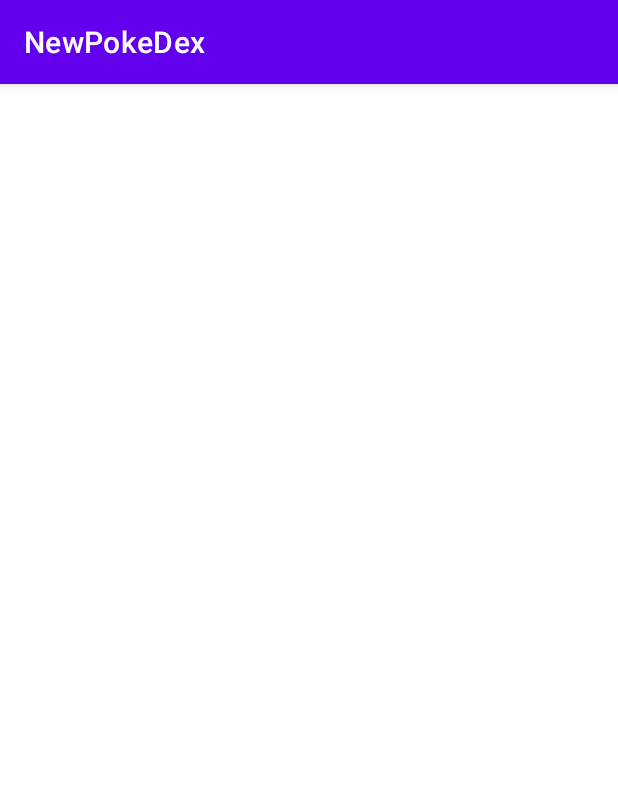
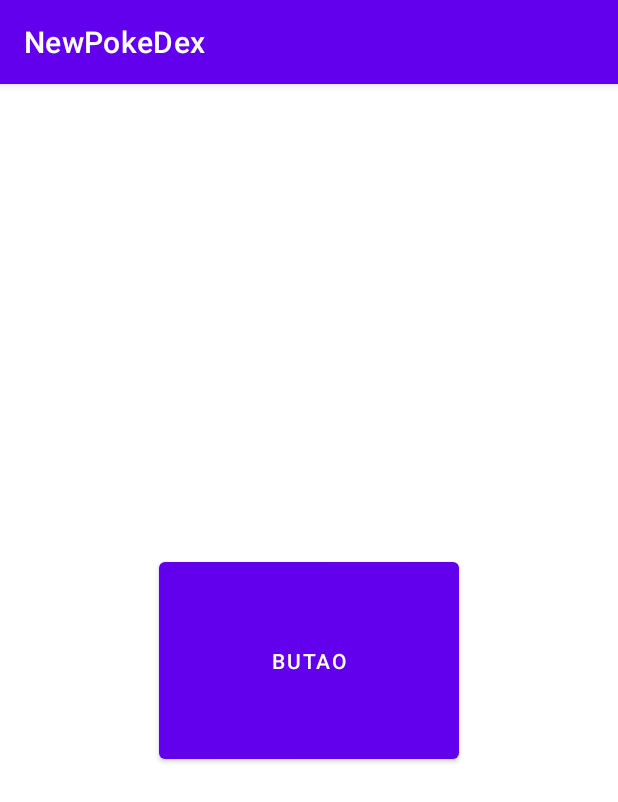
Before and after one commit to PedroHFCarvalho/NewPokedex, an Android app: the screen it shows after launch (MainActivity), on a phone screen of 412 x 824 dp. Shown: the top 802 px of the screen. Run offline under Robolectric (Android 15) with nearby library versions, the phone set to English and light mode, and no system bars.

```diff
--- a/app/src/main/AndroidManifest.xml
+++ b/app/src/main/AndroidManifest.xml
@@ -1,6 +1,7 @@
 <?xml version="1.0" encoding="utf-8"?>
 <manifest xmlns:android="http://schemas.android.com/apk/res/android"
     xmlns:tools="http://schemas.android.com/tools">
+    <uses-permission android:name="android.permission.INTERNET"/>
 
     <application
         android:allowBackup="true"
--- a/app/src/main/java/com/pokedex/newpokedex/app/repository/listing/ListingApi.kt
+++ b/app/src/main/java/com/pokedex/newpokedex/app/repository/listing/ListingApi.kt
@@ -1,4 +1,9 @@
 package com.pokedex.newpokedex.app.repository.listing
 
+import com.pokedex.newpokedex.app.model.PokeList
+import retrofit2.http.GET
+
 interface ListingApi {
+    @GET("pokemon")
+    suspend fun getListPokemon(): Result<PokeList>
 }
--- a/app/src/main/java/com/pokedex/newpokedex/app/repository/listing/ListingRepository.kt
+++ b/app/src/main/java/com/pokedex/newpokedex/app/repository/listing/ListingRepository.kt
@@ -1,4 +1,7 @@
 package com.pokedex.newpokedex.app.repository.listing
 
+import com.pokedex.newpokedex.app.model.PokeList
+
 interface ListingRepository {
+    suspend fun getListPokemon(): Result<PokeList>
 }
--- a/app/src/main/java/com/pokedex/newpokedex/app/repository/listing/ListingRepositoryImpl.kt
+++ b/app/src/main/java/com/pokedex/newpokedex/app/repository/listing/ListingRepositoryImpl.kt
@@ -1,4 +1,10 @@
 package com.pokedex.newpokedex.app.repository.listing
 
+import com.pokedex.newpokedex.app.model.PokeList
+
 class ListingRepositoryImpl(private val api: ListingApi) : ListingRepository {
+    override suspend fun getListPokemon(): Result<PokeList> {
+        return api.getListPokemon()
+    }
+
 }
--- a/app/src/main/java/com/pokedex/newpokedex/app/view/MainActivity.kt
+++ b/app/src/main/java/com/pokedex/newpokedex/app/view/MainActivity.kt
@@ -15,6 +15,9 @@ class MainActivity : BaseActivity() {
     }
 
     override fun initView() {
-        TODO("Not yet implemented")
+        binding.BUTAO.setOnClickListener {
+            viewModel.getListPokemon()
+        }
+
     }
 }
--- a/app/src/main/java/com/pokedex/newpokedex/app/viewModel/listing/ListingUseCase.kt
+++ b/app/src/main/java/com/pokedex/newpokedex/app/viewModel/listing/ListingUseCase.kt
@@ -1,6 +1,10 @@
 package com.pokedex.newpokedex.app.viewModel.listing
 
+import com.pokedex.newpokedex.app.model.PokeList
 import com.pokedex.newpokedex.app.repository.listing.ListingRepositoryImpl
 
 class ListingUseCase(private val repository: ListingRepositoryImpl) {
+    suspend fun getListPokemon(): Result<PokeList> {
+        return repository.getListPokemon()
+    }
 }
--- a/app/src/main/java/com/pokedex/newpokedex/commons/view/BaseActivity.kt
+++ b/app/src/main/java/com/pokedex/newpokedex/commons/view/BaseActivity.kt
@@ -9,11 +9,11 @@ abstract class BaseActivity : AppCompatActivity() {
     abstract fun setBinding()
     abstract fun initView()
 
-    override fun onCreate(savedInstanceState: Bundle?, persistentState: PersistableBundle?) {
-        super.onCreate(savedInstanceState, persistentState)
+    override fun onCreate(savedInstanceState: Bundle?) {
+        super.onCreate(savedInstanceState)
 
+        this.setBinding()
         this.initView()
-        this.setBinding()
     }
 
 }
--- a/app/src/main/res/layout/activity_main.xml
+++ b/app/src/main/res/layout/activity_main.xml
@@ -6,10 +6,11 @@
     android:layout_height="match_parent"
     tools:context=".app.view.MainActivity">
 
-    <TextView
-        android:layout_width="wrap_content"
-        android:layout_height="wrap_content"
-        android:text="Hello World!"
+    <Button
+        android:id="@+id/BUTAO"
+        android:layout_width="200dp"
+        android:layout_height="143dp"
+        android:text="BUTAO"
         app:layout_constraintBottom_toBottomOf="parent"
         app:layout_constraintEnd_toEndOf="parent"
         app:layout_constraintStart_toStartOf="parent"
```
Also changed, not shown: app/src/main/java/com/pokedex/newpokedex/app/model/PokeList.kt (added, +20 -0 lines), app/src/main/java/com/pokedex/newpokedex/app/viewModel/listing/ListingViewModel.kt (+22 -0 lines).
